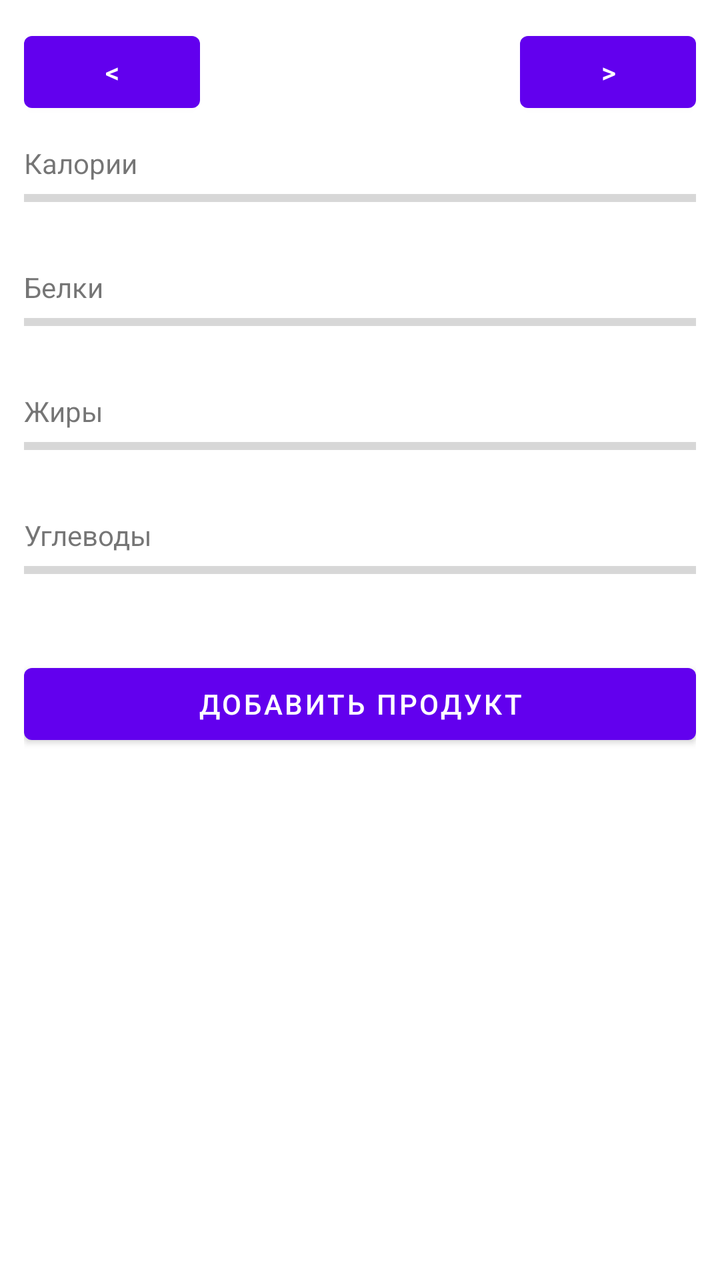
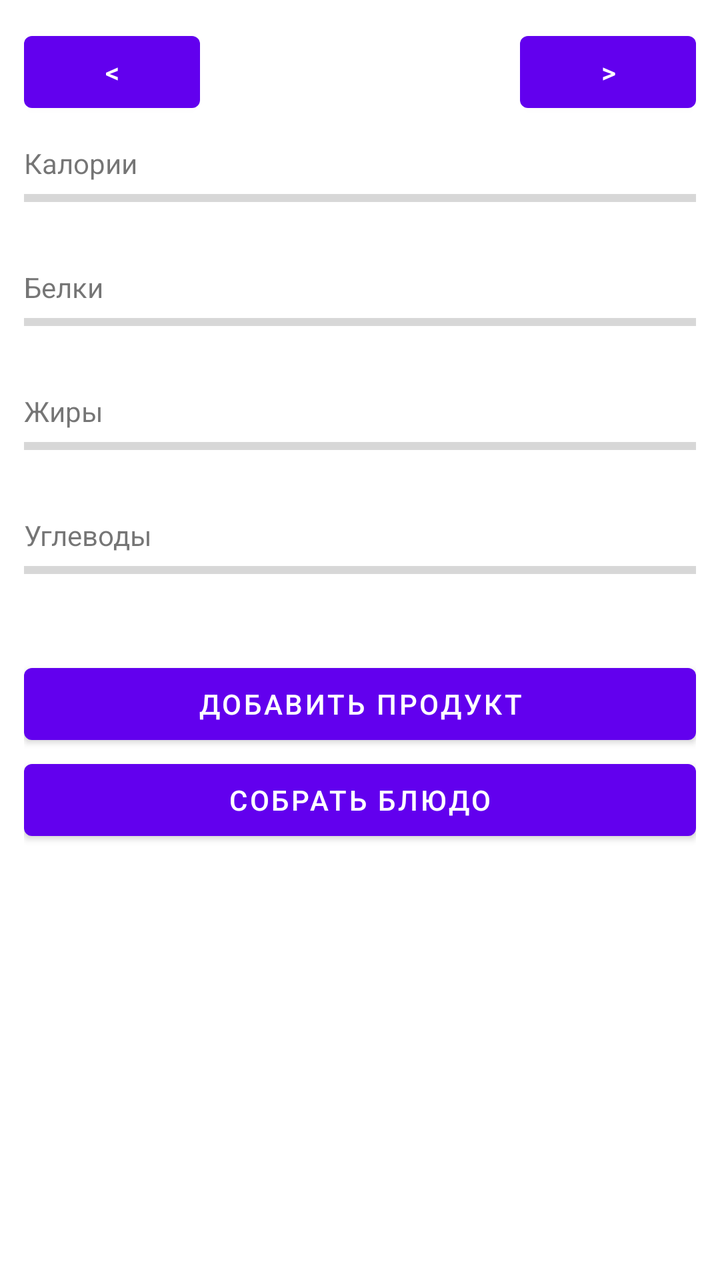

The first picture is an Android layout as it rendered before a commit; the second is the same layout after the commit. The layout source and the unified diff follow.
<!-- AndroidManifest.xml: fallback theme Theme.MaterialComponents.DayNight.NoActionBar -->
<!-- res/layout/fragment_day.xml -->
<?xml version="1.0" encoding="utf-8"?>
<ScrollView xmlns:android="http://schemas.android.com/apk/res/android"
    android:layout_width="match_parent"
    android:layout_height="match_parent">

    <LinearLayout
        android:layout_width="match_parent"
        android:layout_height="wrap_content"
        android:orientation="vertical"
        android:padding="12dp">

        <LinearLayout
            android:layout_width="match_parent"
            android:layout_height="wrap_content"
            android:orientation="horizontal"
            android:gravity="center_vertical">

            <Button
                android:id="@+id/prevWeek"
                android:layout_width="wrap_content"
                android:layout_height="wrap_content"
                android:text="@string/prev_week" />

            <TextView
                android:id="@+id/monthLabel"
                android:layout_width="0dp"
                android:layout_weight="1"
                android:layout_height="wrap_content"
                android:gravity="center"
                android:textSize="18sp"
                android:textStyle="bold" />

            <Button
                android:id="@+id/nextWeek"
                android:layout_width="wrap_content"
                android:layout_height="wrap_content"
                android:text="@string/next_week" />
        </LinearLayout>

        <LinearLayout
            android:id="@+id/dayStrip"
            android:layout_width="match_parent"
            android:layout_height="wrap_content"
            android:orientation="horizontal" />

        <TextView
            android:id="@+id/kcalLabel"
            android:layout_width="match_parent"
            android:layout_height="wrap_content"
            android:layout_marginTop="12dp"
            android:text="@string/kcal" />

        <ProgressBar
            android:id="@+id/kcalBar"
            style="?android:attr/progressBarStyleHorizontal"
            android:layout_width="match_parent"
            android:layout_height="wrap_content"
            android:max="100" />

        <TextView
            android:id="@+id/kcalValue"
            android:layout_width="match_parent"
            android:layout_height="wrap_content"
            android:gravity="end" />

        <TextView
            android:id="@+id/proteinLabel"
            android:layout_width="match_parent"
            android:layout_height="wrap_content"
            android:layout_marginTop="8dp"
            android:text="@string/protein" />

        <ProgressBar
            android:id="@+id/proteinBar"
            style="?android:attr/progressBarStyleHorizontal"
            android:layout_width="match_parent"
            android:layout_height="wrap_content"
            android:max="100" />

        <TextView
            android:id="@+id/proteinValue"
            android:layout_width="match_parent"
            android:layout_height="wrap_content"
            android:gravity="end" />

        <TextView
            android:id="@+id/fatLabel"
            android:layout_width="match_parent"
            android:layout_height="wrap_content"
            android:layout_marginTop="8dp"
            android:text="@string/fat" />

        <ProgressBar
            android:id="@+id/fatBar"
            style="?android:attr/progressBarStyleHorizontal"
            android:layout_width="match_parent"
            android:layout_height="wrap_content"
            android:max="100" />

        <TextView
            android:id="@+id/fatValue"
            android:layout_width="match_parent"
            android:layout_height="wrap_content"
            android:gravity="end" />

        <TextView
            android:id="@+id/carbsLabel"
            android:layout_width="match_parent"
            android:layout_height="wrap_content"
            android:layout_marginTop="8dp"
            android:text="@string/carbs" />

        <ProgressBar
            android:id="@+id/carbsBar"
            style="?android:attr/progressBarStyleHorizontal"
            android:layout_width="match_parent"
            android:layout_height="wrap_content"
            android:max="100" />

        <TextView
            android:id="@+id/carbsValue"
            android:layout_width="match_parent"
            android:layout_height="wrap_content"
            android:gravity="end" />

        <Button
            android:id="@+id/addEntryButton"
            android:layout_width="match_parent"
            android:layout_height="wrap_content"
            android:layout_marginTop="16dp"
            android:text="@string/add_product" />

        <LinearLayout
            android:id="@+id/entryList"
            android:layout_width="match_parent"
            android:layout_height="wrap_content"
            android:orientation="vertical" />

    </LinearLayout>

</ScrollView>
<!-- resources referenced by this layout -->
<resources>
  <string name="add_product">Добавить продукт</string>
  <string name="carbs">Углеводы</string>
  <string name="fat">Жиры</string>
  <string name="kcal">Калории</string>
  <string name="next_week">&gt;</string>
  <string name="prev_week">&lt;</string>
  <string name="protein">Белки</string>
</resources>

<!-- the commit's change to res/layout/fragment_day.xml (unified diff, before → after) -->
@@ -130,6 +130,12 @@
             android:layout_marginTop="16dp"
             android:text="@string/add_product" />
 
+        <Button
+            android:id="@+id/addDishButton"
+            android:layout_width="match_parent"
+            android:layout_height="wrap_content"
+            android:text="@string/build_dish" />
+
         <LinearLayout
             android:id="@+id/entryList"
             android:layout_width="match_parent"
<!-- resource entries referenced after the edit -->
@@ -1,6 +1,7 @@
 <!-- resources referenced by this layout -->
 <resources>
   <string name="add_product">Добавить продукт</string>
+  <string name="build_dish">Собрать блюдо</string>
   <string name="carbs">Углеводы</string>
   <string name="fat">Жиры</string>
   <string name="kcal">Калории</string>
